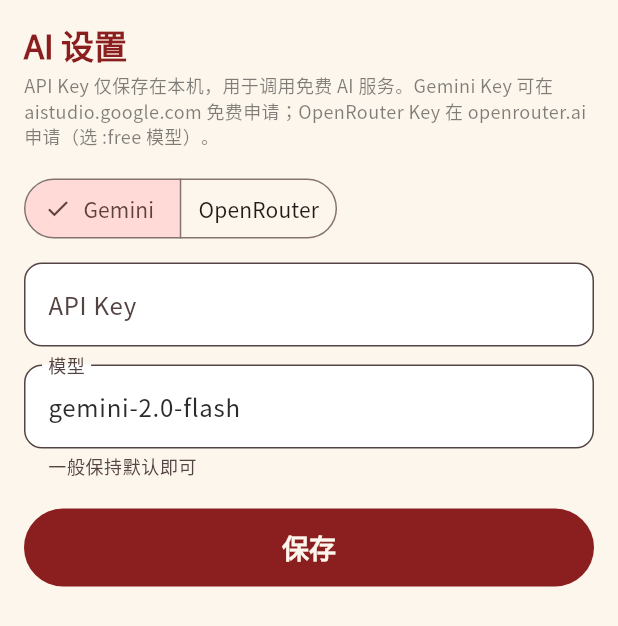
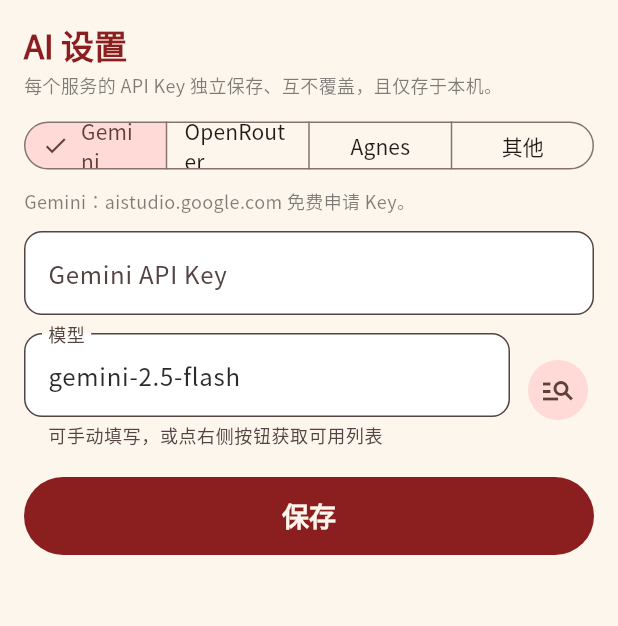
Before and after one commit to kth2/bazi-app, a Flutter app: the _AiSettingsSheet widget shown alone on an empty page, opened directly, on a phone screen of 412 x 824 dp. Shown: the top 626 px of the screen. Run offline on Flutter 3.47's test engine with Material 3 defaults, Android fonts, the phone set to English and light mode, and no system bars; our stand-ins replace drift, drift_flutter, flutter_riverpod, google_fonts, shared_preferences; missing offline and left inert: bazi_core, sxwnl_spa_dart; accounts and stored records are empty; generated files the repository leaves out were written again.

Commit message:
Fix AI settings: per-provider keys, live model lists, Agnes + custom provider
- Each provider (Gemini/OpenRouter/Agnes/Other) keeps its own API key and
  model; switching providers no longer overwrites keys (with one-time
  migration from the old single-key storage)
- Model picker fetches the live model list per provider (OpenRouter shows
  only currently available :free models — fixes broken hardcoded default)
- New Agnes provider (OpenAI-compatible, apihub.agnes-ai.com)
- New "Other" provider: custom OpenAI-compatible Base URL + key + model

Co-Authored-By: Claude Fable 5 <noreply@anthropic.com>

```diff
--- a/lib/features/settings/settings_sheet.dart
+++ b/lib/features/settings/settings_sheet.dart
@@ -4,7 +4,7 @@ import '../../services/ai_service.dart';
 import '../../theme.dart';
 
 /// Bottom sheet for AI provider + API key configuration.
-/// The key is stored locally on the device only.
+/// Each provider keeps its own key/model; keys are stored locally only.
 Future<void> showAiSettingsSheet(BuildContext context) {
   return showModalBottomSheet(
     context: context,
@@ -22,9 +22,29 @@ class _AiSettingsSheet extends StatefulWidget {
 
 class _AiSettingsSheetState extends State<_AiSettingsSheet> {
   String _provider = 'gemini';
+  final Map<String, String> _keys = {for (final p in kAiProviders) p: ''};
+  final Map<String, String> _models = {for (final p in kAiProviders) p: ''};
+  String _otherBaseUrl = '';
+
   final _keyController = TextEditingController();
   final _modelController = TextEditingController();
+  final _baseUrlController = TextEditingController();
   bool _loaded = false;
+  bool _fetchingModels = false;
+
+  static const _providerLabels = {
+    'gemini': 'Gemini',
+    'openrouter': 'OpenRouter',
+    'agnes': 'Agnes',
+    'other': '其他',
+  };
+
+  static const _providerHints = {
+    'gemini': 'Gemini：aistudio.google.com 免费申请 Key。',
+    'openrouter': 'OpenRouter：openrouter.ai 申请 Key，仅列出 :free 免费模型。',
+    'agnes': 'Agnes：platform.agnes-ai.com 免费申请 Key（免费额度约每分钟20次）。',
+    'other': '其他：任何 OpenAI 兼容服务，填入 API 地址（Base URL）、Key 和模型名。',
+  };
 
   @override
   void initState() {
@@ -33,8 +53,12 @@ class _AiSettingsSheetState extends State<_AiSettingsSheet> {
       if (!mounted) return;
       setState(() {
         _provider = s.provider;
-        _keyController.text = s.apiKey;
-        _modelController.text = s.model;
+        for (final p in kAiProviders) {
+          _keys[p] = s.keys[p] ?? '';
+          _models[p] = s.models[p] ?? '';
+        }
+        _otherBaseUrl = s.otherBaseUrl;
+        _syncControllers();
         _loaded = true;
       });
     });
@@ -44,28 +68,85 @@ class _AiSettingsSheetState extends State<_AiSettingsSheet> {
   void dispose() {
     _keyController.dispose();
     _modelController.dispose();
+    _baseUrlController.dispose();
     super.dispose();
+  }
+
+  /// Persist current text fields into the per-provider maps.
+  void _stashControllers() {
+    _keys[_provider] = _keyController.text.trim();
+    _models[_provider] = _modelController.text.trim();
+    if (_provider == 'other') _otherBaseUrl = _baseUrlController.text.trim();
+  }
+
+  /// Load the selected provider's stored values into the text fields.
+  void _syncControllers() {
+    _keyController.text = _keys[_provider] ?? '';
+    _modelController.text = (_models[_provider]?.isNotEmpty ?? false)
+        ? _models[_provider]!
+        : (AiSettings.defaultModels[_provider] ?? '');
+    _baseUrlController.text = _otherBaseUrl;
   }
 
   void _onProviderChanged(String p) {
     setState(() {
+      _stashControllers(); // keep what was typed for the previous provider
       _provider = p;
-      _modelController.text = p == 'gemini'
-          ? AiSettings.defaultGeminiModel
-          : AiSettings.defaultOpenRouterModel;
+      _syncControllers();
     });
   }
 
+  AiSettings _currentSettings() {
+    _stashControllers();
+    return AiSettings(
+      provider: _provider,
+      keys: Map.of(_keys),
+      models: Map.of(_models),
+      otherBaseUrl: _otherBaseUrl,
+    );
+  }
+
+  Future<void> _fetchModels() async {
+    setState(() => _fetchingModels = true);
+    final settings = _currentSettings();
+    List<String> models;
+    String? error;
+    try {
+      models = await AiService().listModels(settings);
+    } catch (e) {
+      models = AiSettings.fallbackModels[_provider] ?? const [];
+      error = '$e';
+    }
+    if (!mounted) return;
+    setState(() => _fetchingModels = false);
+
+    if (models.isEmpty) {
+      ScaffoldMessenger.of(context).showSnackBar(SnackBar(
+          content: Text(error == null
+              ? '未获取到模型，请手动填写模型名'
+              : '获取失败：$error')));
+      return;
+    }
+    final picked = await showDialog<String>(
+      context: context,
+      builder: (ctx) => SimpleDialog(
+        title: Text('选择模型（${models.length} 个可用）'),
+        children: [
+          for (final m in models)
+            SimpleDialogOption(
+              onPressed: () => Navigator.of(ctx).pop(m),
+              child: Text(m, style: const TextStyle(fontSize: 14)),
+            ),
+        ],
+      ),
+    );
+    if (picked != null && mounted) {
+      setState(() => _modelController.text = picked);
+    }
+  }
+
   Future<void> _save() async {
-    await AiSettings(
-      provider: _provider,
-      apiKey: _keyController.text.trim(),
-      model: _modelController.text.trim().isEmpty
-          ? (_provider == 'gemini'
-              ? AiSettings.defaultGeminiModel
-              : AiSettings.defaultOpenRouterModel)
-          : _modelController.text.trim(),
-    ).save();
+    await _currentSettings().save();
     if (mounted) Navigator.of(context).pop();
   }
 
@@ -81,7 +162,8 @@ class _AiSettingsSheetState extends State<_AiSettingsSheet> {
       child: !_loaded
           ? const SizedBox(
               height: 120, child: Center(child: CircularProgressIndicator()))
-          : Column(
+          : SingleChildScrollView(
+              child: Column(
                 mainAxisSize: MainAxisSize.min,
                 crossAxisAlignment: CrossAxisAlignment.start,
                 children: [
@@ -90,40 +172,82 @@ class _AiSettingsSheetState extends State<_AiSettingsSheet> {
                           color: kPrimaryRed, fontWeight: FontWeight.w700)),
                   const SizedBox(height: 4),
                   Text(
-                  'API Key 仅保存在本机，用于调用免费 AI 服务。'
-                  'Gemini Key 可在 aistudio.google.com 免费申请；'
-                  'OpenRouter Key 在 openrouter.ai 申请（选 :free 模型）。',
+                    '每个服务的 API Key 独立保存、互不覆盖，且仅存于本机。',
                     style: TextStyle(
                         fontSize: 12, color: kInkBlack.withValues(alpha: 0.6)),
                   ),
-                const SizedBox(height: 16),
+                  const SizedBox(height: 12),
                   SegmentedButton<String>(
-                  segments: const [
-                    ButtonSegment(value: 'gemini', label: Text('Gemini')),
+                    segments: [
+                      for (final p in kAiProviders)
                         ButtonSegment(
-                        value: 'openrouter', label: Text('OpenRouter')),
+                            value: p, label: Text(_providerLabels[p]!)),
                     ],
                     selected: {_provider},
                     onSelectionChanged: (s) => _onProviderChanged(s.first),
+                    style: const ButtonStyle(
+                      visualDensity: VisualDensity.compact,
+                    ),
+                  ),
+                  const SizedBox(height: 8),
+                  Text(
+                    _providerHints[_provider]!,
+                    style: TextStyle(
+                        fontSize: 12, color: kInkBlack.withValues(alpha: 0.6)),
                   ),
                   const SizedBox(height: 12),
+                  if (_provider == 'other') ...[
+                    TextField(
+                      controller: _baseUrlController,
+                      decoration: const InputDecoration(
+                        labelText: 'API 地址（Base URL）',
+                        hintText: '例如 https://api.example.com/v1',
+                      ),
+                    ),
+                    const SizedBox(height: 12),
+                  ],
                   TextField(
                     controller: _keyController,
                     obscureText: true,
-                  decoration: const InputDecoration(labelText: 'API Key'),
+                    decoration: InputDecoration(
+                      labelText: '${_providerLabels[_provider]} API Key',
+                    ),
                   ),
                   const SizedBox(height: 12),
-                TextField(
+                  Row(
+                    crossAxisAlignment: CrossAxisAlignment.center,
+                    children: [
+                      Expanded(
+                        child: TextField(
                           controller: _modelController,
                           decoration: const InputDecoration(
                             labelText: '模型',
-                    helperText: '一般保持默认即可',
+                            helperText: '可手动填写，或点右侧按钮获取可用列表',
                           ),
+                        ),
+                      ),
+                      const SizedBox(width: 8),
+                      _fetchingModels
+                          ? const Padding(
+                              padding: EdgeInsets.all(12),
+                              child: SizedBox(
+                                  width: 20,
+                                  height: 20,
+                                  child: CircularProgressIndicator(
+                                      strokeWidth: 2)),
+                            )
+                          : IconButton.filledTonal(
+                              icon: const Icon(Icons.manage_search),
+                              tooltip: '获取可用模型',
+                              onPressed: _fetchModels,
+                            ),
+                    ],
                   ),
                   const SizedBox(height: 20),
                   FilledButton(onPressed: _save, child: const Text('保存')),
                 ],
               ),
+            ),
     );
   }
 }
--- a/lib/services/ai_service.dart
+++ b/lib/services/ai_service.dart
@@ -3,41 +3,115 @@ import 'dart:convert';
 import 'package:http/http.dart' as http;
 import 'package:shared_preferences/shared_preferences.dart';
 
-/// AI provider settings, persisted locally (the user brings their own
-/// free-tier API key — no backend).
+/// Supported providers. 'other' is any OpenAI-compatible endpoint the user
+/// configures (base URL + key), future-proofing new services.
+const kAiProviders = ['gemini', 'openrouter', 'agnes', 'other'];
+
+const kAgnesBaseUrl = 'https://apihub.agnes-ai.com/v1';
+
+/// AI provider settings. Every provider keeps its OWN key and model —
+/// switching provider never overwrites another provider's key.
 class AiSettings {
-  final String provider; // 'gemini' | 'openrouter'
-  final String apiKey;
-  final String model;
+  final String provider; // gemini | openrouter | agnes | other
+  final Map<String, String> keys; // provider -> api key
+  final Map<String, String> models; // provider -> model id
+  final String otherBaseUrl; // for 'other' (OpenAI-compatible)
 
   const AiSettings({
     required this.provider,
-    required this.apiKey,
-    required this.model,
+    required this.keys,
+    required this.models,
+    required this.otherBaseUrl,
   });
 
-  static const defaultGeminiModel = 'gemini-2.0-flash';
-  static const defaultOpenRouterModel = 'deepseek/deepseek-chat-v3-0324:free';
+  static const Map<String, String> defaultModels = {
+    'gemini': 'gemini-2.5-flash',
+    'openrouter': 'openai/gpt-oss-120b:free',
+    'agnes': 'agnes-2.0-flash',
+    'other': '',
+  };
+
+  /// Static fallbacks when the live model list can't be fetched.
+  static const Map<String, List<String>> fallbackModels = {
+    'gemini': [
+      'gemini-2.5-flash',
+      'gemini-2.5-flash-lite',
+      'gemini-2.0-flash',
+      'gemini-2.0-flash-lite',
+    ],
+    'openrouter': [
+      'openai/gpt-oss-120b:free',
+      'meta-llama/llama-3.3-70b-instruct:free',
+      'qwen/qwen3-next-80b-a3b-instruct:free',
+      'nvidia/nemotron-3-super-120b-a12b:free',
+    ],
+    'agnes': ['agnes-2.0-flash'],
+    'other': [],
+  };
+
+  String get apiKey => keys[provider] ?? '';
+  String get model {
+    final m = models[provider] ?? '';
+    return m.isNotEmpty ? m : (defaultModels[provider] ?? '');
+  }
 
   bool get isConfigured => apiKey.trim().isNotEmpty;
 
   static Future<AiSettings> load() async {
     final prefs = await SharedPreferences.getInstance();
+
+    // One-time migration from the old single-key storage.
+    final legacyKey = prefs.getString('ai_api_key');
+    if (legacyKey != null) {
+      final legacyProvider = prefs.getString('ai_provider') ?? 'gemini';
+      final slot = kAiProviders.contains(legacyProvider) ? legacyProvider : 'gemini';
+      if ((prefs.getString('ai_key_$slot') ?? '').isEmpty) {
+        await prefs.setString('ai_key_$slot', legacyKey);
+        final legacyModel = prefs.getString('ai_model');
+        if (legacyModel != null && legacyModel.isNotEmpty) {
+          await prefs.setString('ai_model_$slot', legacyModel);
+        }
+      }
+      await prefs.remove('ai_api_key');
+      await prefs.remove('ai_model');
+    }
+
     final provider = prefs.getString('ai_provider') ?? 'gemini';
     return AiSettings(
-      provider: provider,
-      apiKey: prefs.getString('ai_api_key') ?? '',
-      model: prefs.getString('ai_model') ??
-          (provider == 'gemini' ? defaultGeminiModel : defaultOpenRouterModel),
+      provider: kAiProviders.contains(provider) ? provider : 'gemini',
+      keys: {
+        for (final p in kAiProviders) p: prefs.getString('ai_key_$p') ?? '',
+      },
+      models: {
+        for (final p in kAiProviders)
+          p: prefs.getString('ai_model_$p') ?? defaultModels[p] ?? '',
+      },
+      otherBaseUrl: prefs.getString('ai_other_base_url') ?? '',
     );
   }
 
   Future<void> save() async {
     final prefs = await SharedPreferences.getInstance();
     await prefs.setString('ai_provider', provider);
-    await prefs.setString('ai_api_key', apiKey);
-    await prefs.setString('ai_model', model);
+    for (final p in kAiProviders) {
+      await prefs.setString('ai_key_$p', keys[p] ?? '');
+      await prefs.setString('ai_model_$p', models[p] ?? '');
+    }
+    await prefs.setString('ai_other_base_url', otherBaseUrl);
   }
+
+  AiSettings copyWith({
+    String? provider,
+    Map<String, String>? keys,
+    Map<String, String>? models,
+    String? otherBaseUrl,
+  }) =>
+      AiSettings(
+        provider: provider ?? this.provider,
+        keys: keys ?? this.keys,
+        models: models ?? this.models,
+        otherBaseUrl: otherBaseUrl ?? this.otherBaseUrl,
+      );
 }
 
 class AiException implements Exception {
@@ -47,7 +121,7 @@ class AiException implements Exception {
   String toString() => message;
 }
 
-/// Single entry point for LLM completion across providers.
+/// Single entry point for LLM completion + model listing across providers.
 class AiService {
   final http.Client _client;
 
@@ -59,11 +133,55 @@ class AiService {
     }
     switch (settings.provider) {
       case 'openrouter':
-        return _openRouter(prompt, settings);
+        return _openAiCompatible(
+            'https://openrouter.ai/api/v1', settings.apiKey, settings.model, prompt,
+            providerName: 'OpenRouter');
+      case 'agnes':
+        return _openAiCompatible(
+            kAgnesBaseUrl, settings.apiKey, settings.model, prompt,
+            providerName: 'Agnes');
+      case 'other':
+        final base = _normalizeBase(settings.otherBaseUrl);
+        if (base.isEmpty) {
+          throw const AiException('自定义服务尚未填写 API 地址（Base URL）。');
+        }
+        return _openAiCompatible(base, settings.apiKey, settings.model, prompt,
+            providerName: '自定义服务');
       default:
         return _gemini(prompt, settings);
     }
   }
+
+  /// List available models for a provider. For OpenRouter only :free models
+  /// are returned (paid ones would surprise users expecting a free app).
+  Future<List<String>> listModels(AiSettings settings) async {
+    try {
+      switch (settings.provider) {
+        case 'gemini':
+          return await _listGemini(settings.apiKey);
+        case 'openrouter':
+          return await _listOpenAiCompatible(
+            'https://openrouter.ai/api/v1',
+            apiKey: null, // public endpoint
+            filter: (id) => id.endsWith(':free'),
+          );
+        case 'agnes':
+          return await _listOpenAiCompatible(kAgnesBaseUrl,
+              apiKey: settings.apiKey);
+        case 'other':
+          final base = _normalizeBase(settings.otherBaseUrl);
+          if (base.isEmpty) return const [];
+          return await _listOpenAiCompatible(base, apiKey: settings.apiKey);
+      }
+    } catch (_) {
+      // fall through to static fallback
+    }
+    return AiSettings.fallbackModels[settings.provider] ?? const [];
+  }
+
+  // -------------------------------------------------------------------
+  // Gemini
+  // -------------------------------------------------------------------
 
   Future<String> _gemini(String prompt, AiSettings s) async {
     final uri = Uri.parse(
@@ -100,16 +218,58 @@ class AiService {
     return text;
   }
 
-  Future<String> _openRouter(String prompt, AiSettings s) async {
+  Future<List<String>> _listGemini(String apiKey) async {
+    if (apiKey.trim().isEmpty) {
+      throw const AiException('需要 API Key 才能获取模型列表');
+    }
+    final resp = await _client.get(
+      Uri.parse(
+          'https://generativelanguage.googleapis.com/v1beta/models?pageSize=100'),
+      headers: {'x-goog-api-key': apiKey},
+    ).timeout(const Duration(seconds: 30));
+    if (resp.statusCode != 200) {
+      throw AiException('获取模型列表失败 (${resp.statusCode})');
+    }
+    final json = jsonDecode(utf8.decode(resp.bodyBytes)) as Map<String, dynamic>;
+    final models = <String>[
+      for (final m in (json['models'] as List? ?? []))
+        if (((m as Map<String, dynamic>)['supportedGenerationMethods'] as List?)
+                ?.contains('generateContent') ??
+            false)
+          (m['name'] as String).replaceFirst('models/', ''),
+    ];
+    // Chat-oriented gemini models first.
+    models.sort((a, b) {
+      final ag = a.startsWith('gemini') ? 0 : 1;
+      final bg = b.startsWith('gemini') ? 0 : 1;
+      return ag != bg ? ag - bg : b.compareTo(a);
+    });
+    return models;
+  }
+
+  // -------------------------------------------------------------------
+  // OpenAI-compatible (OpenRouter / Agnes / Other)
+  // -------------------------------------------------------------------
+
+  Future<String> _openAiCompatible(
+    String baseUrl,
+    String apiKey,
+    String model,
+    String prompt, {
+    required String providerName,
+  }) async {
+    if (model.trim().isEmpty) {
+      throw AiException('$providerName 尚未选择模型。');
+    }
     final resp = await _client
         .post(
-          Uri.parse('https://openrouter.ai/api/v1/chat/completions'),
+          Uri.parse('$baseUrl/chat/completions'),
           headers: {
             'Content-Type': 'application/json',
-            'Authorization': 'Bearer ${s.apiKey}',
+            'Authorization': 'Bearer $apiKey',
           },
           body: jsonEncode({
-            'model': s.model,
+            'model': model,
             'messages': [
               {'role': 'user', 'content': prompt}
             ],
@@ -117,17 +277,55 @@ class AiService {
         )
         .timeout(const Duration(seconds: 120));
     if (resp.statusCode != 200) {
-      throw AiException('OpenRouter 请求失败 (${resp.statusCode})：'
+      throw AiException('$providerName 请求失败 (${resp.statusCode})：'
           '${_shorten(utf8.decode(resp.bodyBytes))}');
     }
     final json = jsonDecode(utf8.decode(resp.bodyBytes)) as Map<String, dynamic>;
     final text = ((json['choices'] as List?)?.firstOrNull
         as Map<String, dynamic>?)?['message']?['content'] as String?;
     if (text == null || text.isEmpty) {
-      throw const AiException('OpenRouter 返回为空，可能额度用尽。');
+      throw AiException('$providerName 返回为空，模型可能暂不可用，请换一个模型试试。');
     }
     return text;
   }
 
+  Future<List<String>> _listOpenAiCompatible(
+    String baseUrl, {
+    String? apiKey,
+    bool Function(String id)? filter,
+  }) async {
+    final resp = await _client.get(
+      Uri.parse('$baseUrl/models'),
+      headers: {
+        if (apiKey != null && apiKey.trim().isNotEmpty)
+          'Authorization': 'Bearer $apiKey',
+      },
+    ).timeout(const Duration(seconds: 30));
+    if (resp.statusCode != 200) {
+      throw AiException('获取模型列表失败 (${resp.statusCode})');
+    }
+    final json = jsonDecode(utf8.decode(resp.bodyBytes)) as Map<String, dynamic>;
+    final ids = <String>[
+      for (final m in (json['data'] as List? ?? []))
+        (m as Map<String, dynamic>)['id'] as String,
+    ];
+    final result = filter == null ? ids : ids.where(filter).toList();
+    result.sort();
+    if (result.isEmpty) {
+      throw const AiException('模型列表为空');
+    }
+    return result;
+  }
+
+  static String _normalizeBase(String url) {
+    var u = url.trim();
+    if (u.isEmpty) return '';
+    if (u.endsWith('/')) u = u.substring(0, u.length - 1);
+    if (u.endsWith('/chat/completions')) {
+      u = u.substring(0, u.length - '/chat/completions'.length);
+    }
+    return u;
+  }
+
   static String _shorten(String s) => s.length > 200 ? s.substring(0, 200) : s;
 }
```
Also changed, not shown: 2 other files. Lines whose indentation alone changed are shown as unchanged.
